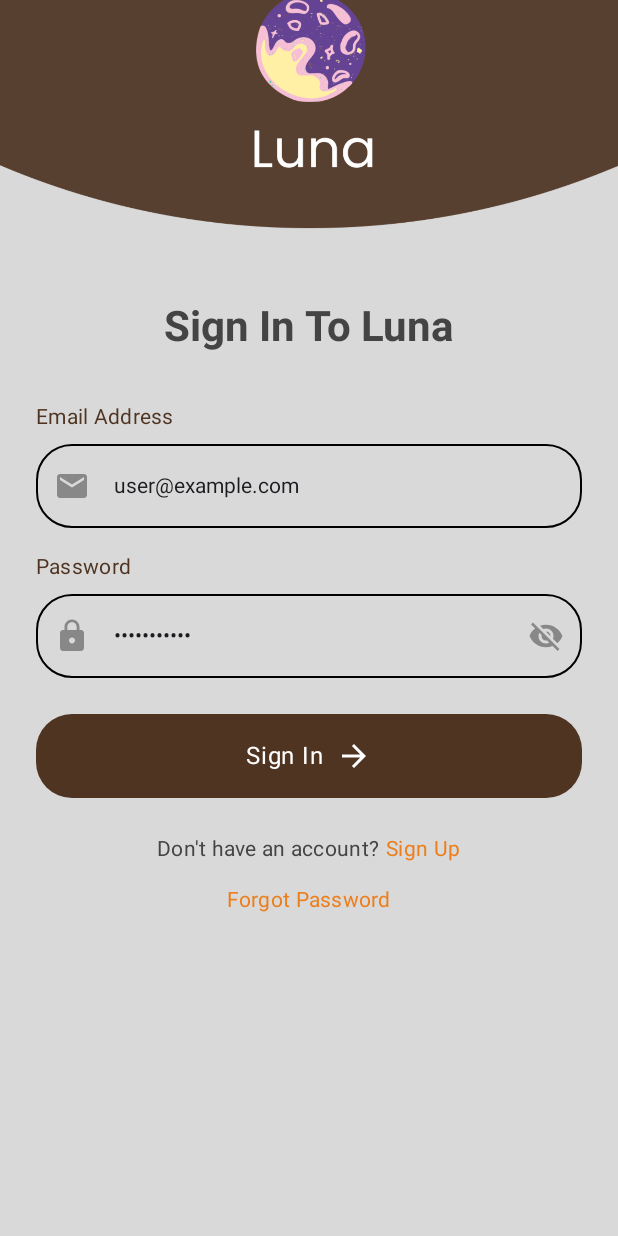
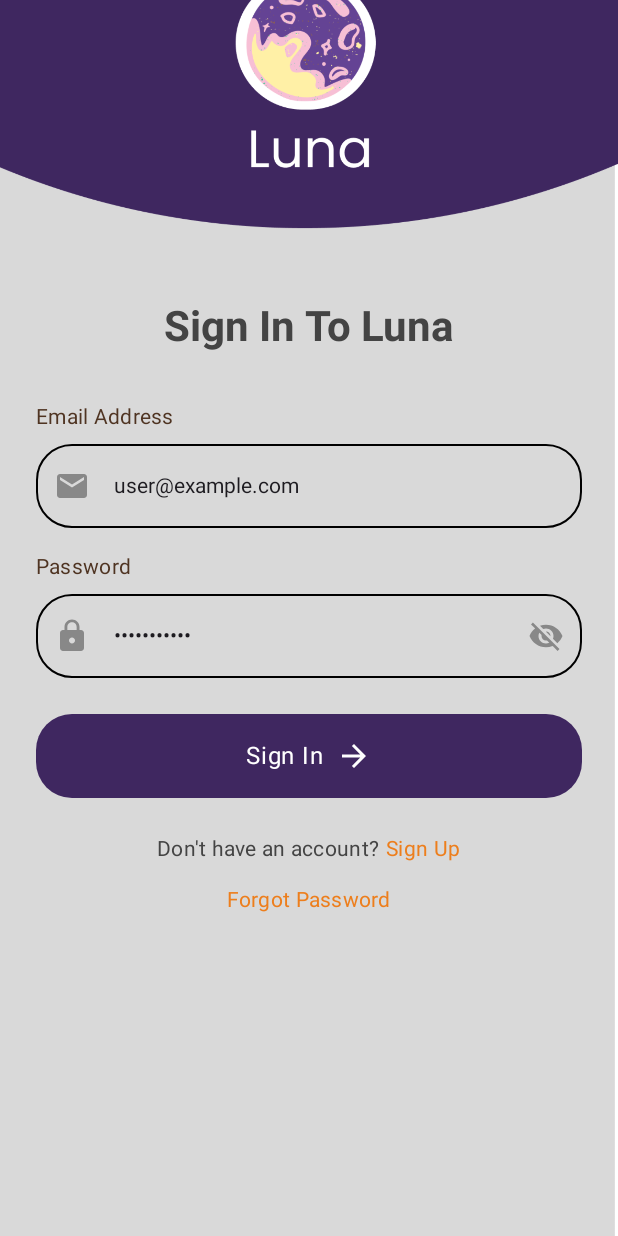
Before and after one commit to Ritovan03/Luna, an Android app built with Jetpack Compose: the @Preview function AuthScreenPreview, on a phone screen of 412 x 824 dp. Run offline under Robolectric (Android 15) with nearby library versions, the phone set to English and light mode, and no system bars.

Commit message:
Update AuthScreen button color to purple_800; add new color definition in colors.xml

```diff
--- a/app/src/main/java/com/example/mentalhealthapp/presentation/auth/AuthScreen.kt
+++ b/app/src/main/java/com/example/mentalhealthapp/presentation/auth/AuthScreen.kt
@@ -617,7 +617,7 @@ private fun AuthScreenPreviewContent(isSignInScreen: Boolean) {
                     .height(56.dp),
                 shape = RoundedCornerShape(24.dp),
                 colors = ButtonDefaults.buttonColors(
-                    containerColor = colorResource(R.color.brown_color)
+                    containerColor = colorResource(R.color.purple_800)
                 )
             ) {
                 Text(
--- a/app/src/main/res/values/colors.xml
+++ b/app/src/main/res/values/colors.xml
@@ -13,4 +13,5 @@
     <color name="blue_200">#FF539DF3</color>
     <color name="orange_Accent_color">#FFED7E1C</color>
     <color name="brown_color">#FF4F3422</color>
+    <color name="purple_800">#ff3F2760</color>
 </resources>
```
Also changed, not shown: app/src/main/res/drawable/auth_bg.png.
